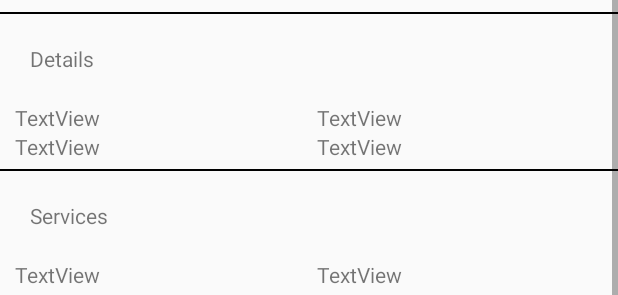
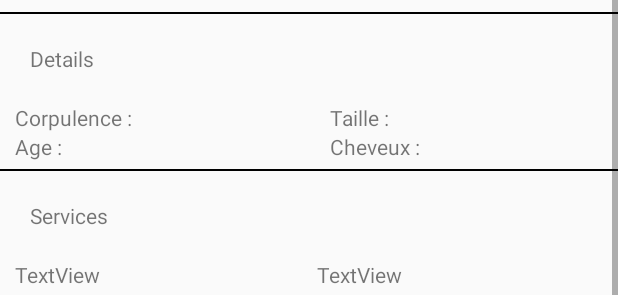
Before and after one commit to modafokerz/loicnels-prjet, an Android app: the layout activity_detail.xml on its own in the app's theme, with its tools: preview values and no code run, scrolled down 72 dp, on a phone screen of 412 x 824 dp. Shown: the part 580-875 px from the top of the screen. Run offline under Robolectric (Android 15) with nearby library versions, the phone set to English and light mode, and no system bars.

Commit message:
modifier detail activity en fonction du serveur

```diff
--- a/app/src/main/java/ch/nelson/appdev/CustomListAdapter.java
+++ b/app/src/main/java/ch/nelson/appdev/CustomListAdapter.java
@@ -89,7 +89,7 @@ public class CustomListAdapter  extends ArrayAdapter<Femme> {
                 holder.image.setOnClickListener(new View.OnClickListener() {
                     @Override
                     public void onClick(View v) {
-                        //System.out.println(holder.idEscort);
+
                         Intent viewDetails = new Intent(mContext.getApplicationContext(), DetailActivity.class);
                         viewDetails.putExtra("idEscort", holder.idEscort);
                         mContext.startActivity(viewDetails);
--- a/app/src/main/res/layout/activity_detail.xml
+++ b/app/src/main/res/layout/activity_detail.xml
@@ -19,6 +19,7 @@
 
         <TextView
             style="@style/text"
+            android:id="@+id/detailPseudoEscort"
             android:text="Peneloppe"
             android:padding="10dp"/>
 
@@ -27,6 +28,7 @@
             android:layout_height="wrap_content"
             android:paddingLeft="10dp"
             android:paddingBottom="5dp"
+            android:id="@+id/detailVilleEscort"
             android:text="Lausanne"
             android:textSize="15dp" />
 
@@ -45,34 +47,34 @@
             app:columnCount="2">
 
             <TextView
-                android:id="@+id/textView"
+                android:id="@+id/detailCorpulenceEscort"
                 android:layout_width="wrap_content"
                 android:layout_height="wrap_content"
-                android:text="TextView"
+                android:text="Corpulence : "
                 app:layout_columnWeight="1"
                 app:layout_gravity="fill" />
 
             <TextView
-                android:id="@+id/textView2"
+                android:id="@+id/detailTailleEscort"
                 android:layout_width="wrap_content"
                 android:layout_height="wrap_content"
-                android:text="TextView"
+                android:text="Taille : "
                 app:layout_columnWeight="1"
                 app:layout_gravity="fill" />
 
             <TextView
-                android:id="@+id/textView3"
+                android:id="@+id/detailAgeEscort"
                 android:layout_width="wrap_content"
                 android:layout_height="wrap_content"
-                android:text="TextView"
+                android:text="Age : "
                 app:layout_columnWeight="1"
                 app:layout_gravity="fill" />
 
             <TextView
-                android:id="@+id/textView4"
+                android:id="@+id/detailCheveuxEscort"
                 android:layout_width="wrap_content"
                 android:layout_height="wrap_content"
-                android:text="TextView"
+                android:text="Cheveux : "
                 app:layout_columnWeight="1"
                 app:layout_gravity="fill" />
         </android.support.v7.widget.GridLayout>
```
Also changed, not shown: app/src/main/java/ch/nelson/appdev/BackgroundWorker.java (+5 -4 lines), app/src/main/java/ch/nelson/appdev/DetailActivity.java (+72 -15 lines).
